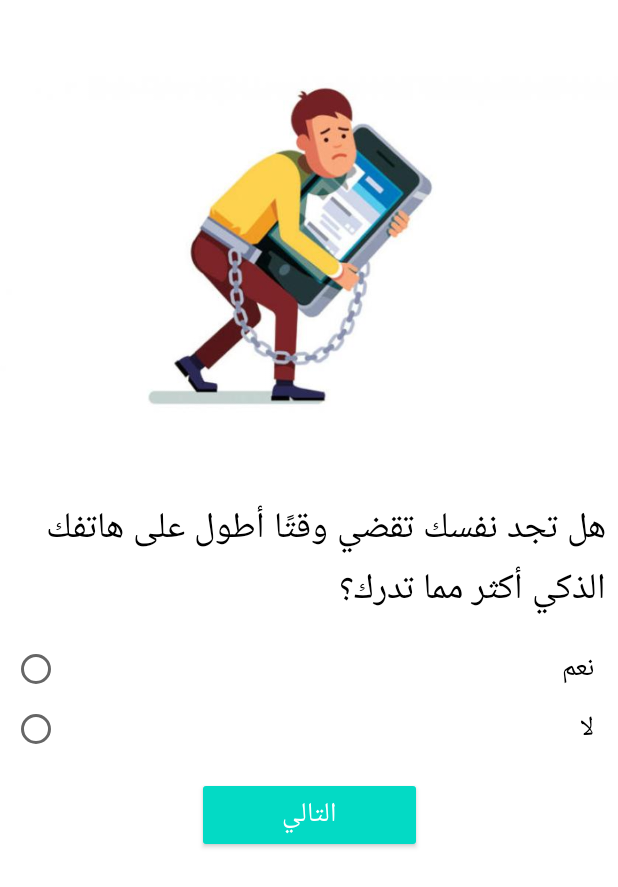
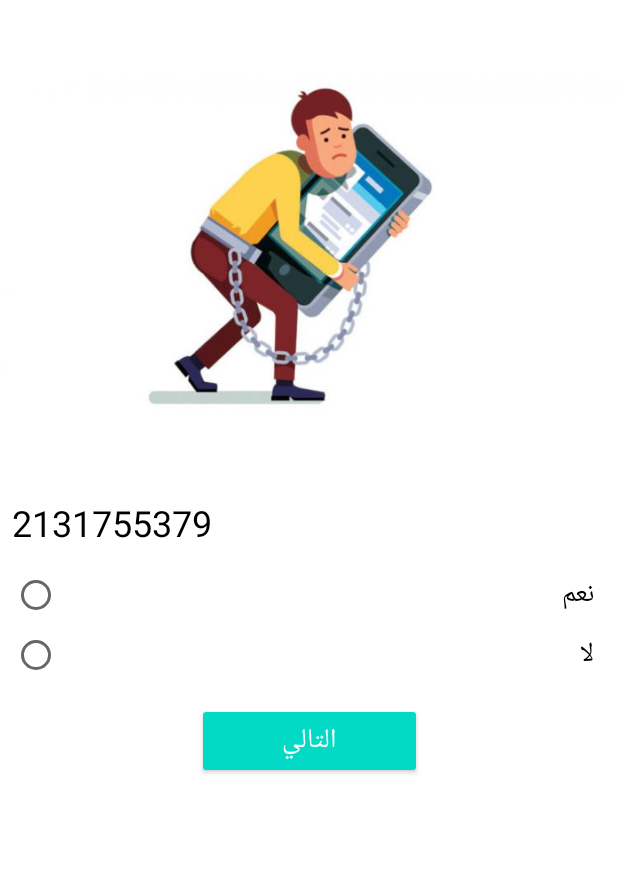
Before and after one commit to IbrahimAlatoom/MAT, an Android app: the TestFragment screen opened through its navigation route, on a phone screen of 412 x 824 dp. Shown: the top 887 px of the screen. Run offline under Robolectric (Android 15) with nearby library versions, the phone set to English and light mode, and no system bars; our stand-ins replace AdMob, data binding; Roboto replaces fonts that are not available here.

Commit message:
added question to string file

```diff
--- a/app/src/main/java/com/lemonlab/mat/fragments/TestFragment.kt
+++ b/app/src/main/java/com/lemonlab/mat/fragments/TestFragment.kt
@@ -17,11 +17,11 @@ class TestFragment : Fragment() {
 
     data class Question(val text: String, val answers: List<String>)
     private val questions: MutableList<Question> = mutableListOf(
-        Question(text = "هل تجد نفسك تقضي وقتًا أطول على هاتفك الذكي أكثر مما تدرك؟",
+        Question(text = R.string.Q1.toString(),
             answers = listOf("نعم", "لا")),
-        Question(text = "هل تجد نفسك تمضي الوقت بلا تفكير بشكل منتظم بالتحديق في هاتفك الذكي؟",
+        Question(text = R.string.Q2.toString(),
             answers = listOf("نعم", "لا")),
-        Question(text = "هل يبدو أنك تفقد مسار الوقت عندما تكون على هاتفك الذكي؟",
+        Question(text = R.string.Q3.toString(),
             answers = listOf("نعم", "لا")),
         Question(text = "هل تجد نفسك تقضي وقتًا أطول في إرسال الرسائل النصية أو التغريد أو المراسلة عبر البريد الإلكتروني بدلاً من التحدث إلى الأشخاص شخصيًا؟",
             answers = listOf("نعم", "لا")),
```
Also changed, not shown: app/src/main/res/values/strings.xml (+17 -0 lines).
